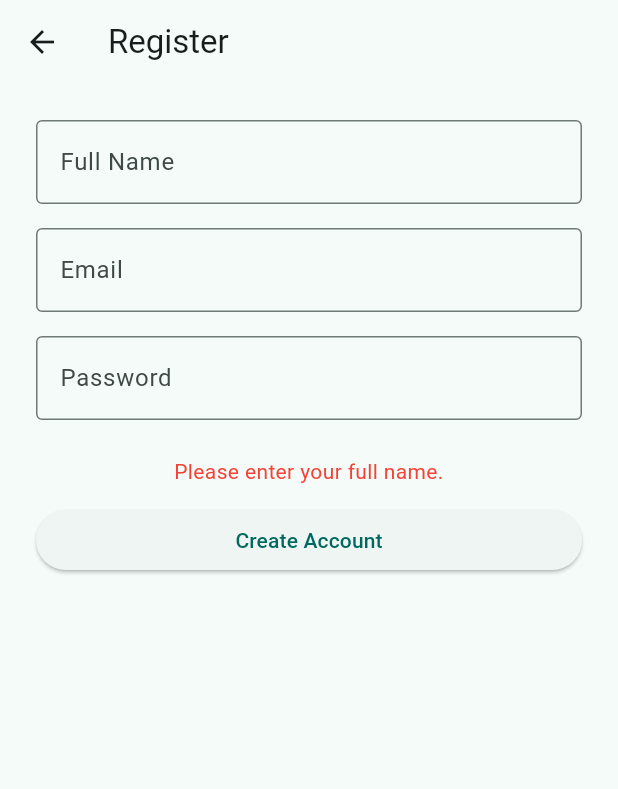
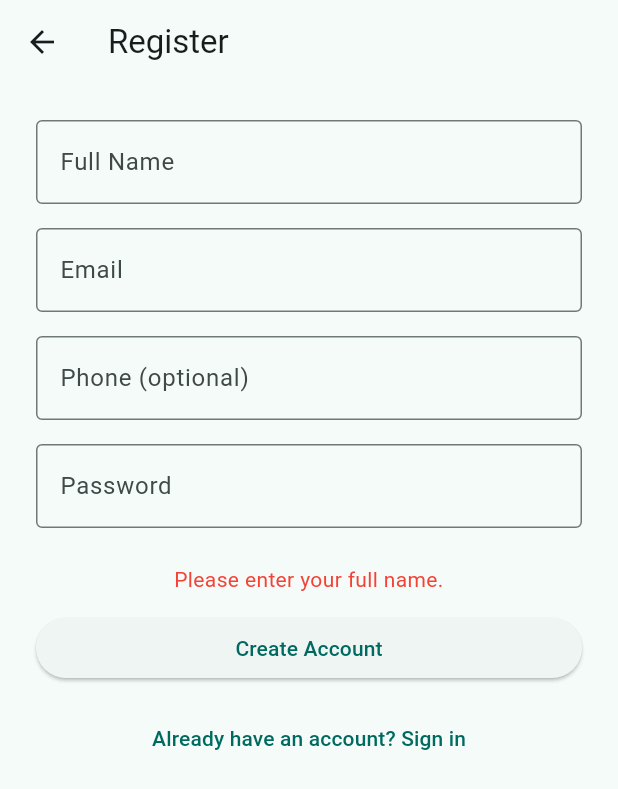
Before and after one commit to ChelloufMay/emergency_health_record_app, a Flutter app: the RegisterScreen screen opened by its route, after a tap on "Create Account", on a phone screen of 412 x 824 dp. Shown: the top 789 px of the screen. Run offline on Flutter 3.47's test engine with Material 3 defaults, Android fonts, the light colour scheme and no system bars; our stand-ins replace app_links, qr_flutter, supabase_flutter; accounts and stored records are empty.

Commit message:
another fix
The screen now calls AuthService, adds a phone field, and removes the broken response.session != null gate. After a successful signup it just shows a "check your email" message and lets main.dart handle navigation once the confirmed session arrives.

```diff
--- a/lib/screens/register_screen.dart
+++ b/lib/screens/register_screen.dart
@@ -1,5 +1,5 @@
 import 'package:flutter/material.dart';
-import 'package:supabase_flutter/supabase_flutter.dart';
+import '../services/auth_service.dart';
 
 class RegisterScreen extends StatefulWidget {
   const RegisterScreen({super.key});
@@ -9,83 +9,59 @@ class RegisterScreen extends StatefulWidget {
 }
 
 class _RegisterScreenState extends State<RegisterScreen> {
+  final _authService = AuthService();
+
   final _fullNameController = TextEditingController();
   final _emailController = TextEditingController();
+  final _phoneController = TextEditingController();
   final _passwordController = TextEditingController();
 
   bool _isLoading = false;
-  String? _errorMessage;
-
-  final _supabase = Supabase.instance.client;
+  String? _message;
+  bool _isSuccess = false;
 
   Future<void> _signUp() async {
     final fullName = _fullNameController.text.trim();
     final email = _emailController.text.trim();
+    final phone = _phoneController.text.trim();
     final password = _passwordController.text.trim();
 
     if (fullName.isEmpty) {
-      setState(() => _errorMessage = 'Please enter your full name.');
+      setState(() { _message = 'Please enter your full name.'; _isSuccess = false; });
+      return;
+    }
+    if (email.isEmpty) {
+      setState(() { _message = 'Please enter your email.'; _isSuccess = false; });
+      return;
+    }
+    if (password.length < 6) {
+      setState(() { _message = 'Password must be at least 6 characters.'; _isSuccess = false; });
       return;
     }
 
-    if (email.isEmpty) {
-      setState(() => _errorMessage = 'Please enter your email.');
-      return;
-    }
-
-    if (password.length < 6) {
-      setState(() => _errorMessage = 'Password must be at least 6 characters.');
-      return;
-    }
-
-    setState(() {
-      _isLoading = true;
-      _errorMessage = null;
-    });
+    setState(() { _isLoading = true; _message = null; });
 
     try {
-      final response = await _supabase.auth.signUp(
+      await _authService.signUp(
         email: email,
         password: password,
-        emailRedirectTo: 'healthapp://auth-callback',
-        data: {
-          'full_name': fullName,
-        },
+        fullName: fullName,
+        phone: phone.isEmpty ? null : phone,
       );
 
-      final authUser = response.user;
-
-      if (authUser == null) {
-        setState(() => _errorMessage = 'Sign up failed. Please try again.');
-        return;
-      }
-
-      if (response.session != null) {
-        await _supabase.from('users').insert({
-          'auth_user_id': authUser.id,
-          'full_name': fullName,
-          'email': email,
-          'role': 'owner',
-        });
-
-        if (!mounted) return;
-        Navigator.pushNamedAndRemoveUntil(
-          context,
-          '/home',
-              (route) => false,
-        );
-      } else {
-        setState(() {
-          _errorMessage =
-          'Check your email and click the newest confirmation link immediately.';
-        });
-      }
-    } on AuthException catch (e) {
-      setState(() => _errorMessage = 'Auth error: ${e.message}');
-    } on PostgrestException catch (e) {
-      setState(() => _errorMessage = 'Database error: ${e.message}');
-    } catch (e) {
-      setState(() => _errorMessage = 'Unexpected error: $e');
+      // If email confirmation is OFF in Supabase, the auth listener in
+      // main.dart will fire and navigate to /home automatically.
+      // If email confirmation is ON, we just tell the user to check their inbox.
+      if (!mounted) return;
+      setState(() {
+        _isSuccess = true;
+        _message = 'Account created! Check your email and tap the confirmation link to continue.';
+      });
+    } on Exception catch (e) {
+      setState(() {
+        _isSuccess = false;
+        _message = e.toString().replaceFirst('Exception: ', '');
+      });
     } finally {
       if (mounted) setState(() => _isLoading = false);
     }
@@ -95,6 +71,7 @@ class _RegisterScreenState extends State<RegisterScreen> {
   void dispose() {
     _fullNameController.dispose();
     _emailController.dispose();
+    _phoneController.dispose();
     _passwordController.dispose();
     super.dispose();
   }
@@ -105,7 +82,7 @@ class _RegisterScreenState extends State<RegisterScreen> {
       appBar: AppBar(title: const Text('Register')),
       body: Padding(
         padding: const EdgeInsets.all(24),
-        child: Column(
+        child: ListView(
           children: [
             TextField(
               controller: _fullNameController,
@@ -120,15 +97,26 @@ class _RegisterScreenState extends State<RegisterScreen> {
             ),
             const SizedBox(height: 16),
             TextField(
+              controller: _phoneController,
+              keyboardType: TextInputType.phone,
+              decoration: const InputDecoration(
+                labelText: 'Phone (optional)',
+                hintText: '+216 XX XXX XXX',
+              ),
+            ),
+            const SizedBox(height: 16),
+            TextField(
               controller: _passwordController,
               obscureText: true,
               decoration: const InputDecoration(labelText: 'Password'),
             ),
             const SizedBox(height: 24),
-            if (_errorMessage != null) ...[
+            if (_message != null) ...[
               Text(
-                _errorMessage!,
-                style: const TextStyle(color: Colors.red),
+                _message!,
+                style: TextStyle(
+                  color: _isSuccess ? Colors.green.shade700 : Colors.red,
+                ),
                 textAlign: TextAlign.center,
               ),
               const SizedBox(height: 12),
@@ -136,7 +124,7 @@ class _RegisterScreenState extends State<RegisterScreen> {
             SizedBox(
               width: double.infinity,
               child: ElevatedButton(
-                onPressed: _isLoading ? null : _signUp,
+                onPressed: _isLoading || _isSuccess ? null : _signUp,
                 child: _isLoading
                     ? const SizedBox(
                   height: 20,
@@ -146,6 +134,11 @@ class _RegisterScreenState extends State<RegisterScreen> {
                     : const Text('Create Account'),
               ),
             ),
+            const SizedBox(height: 12),
+            TextButton(
+              onPressed: () => Navigator.pushReplacementNamed(context, '/login'),
+              child: const Text('Already have an account? Sign in'),
+            ),
           ],
         ),
       ),
```
